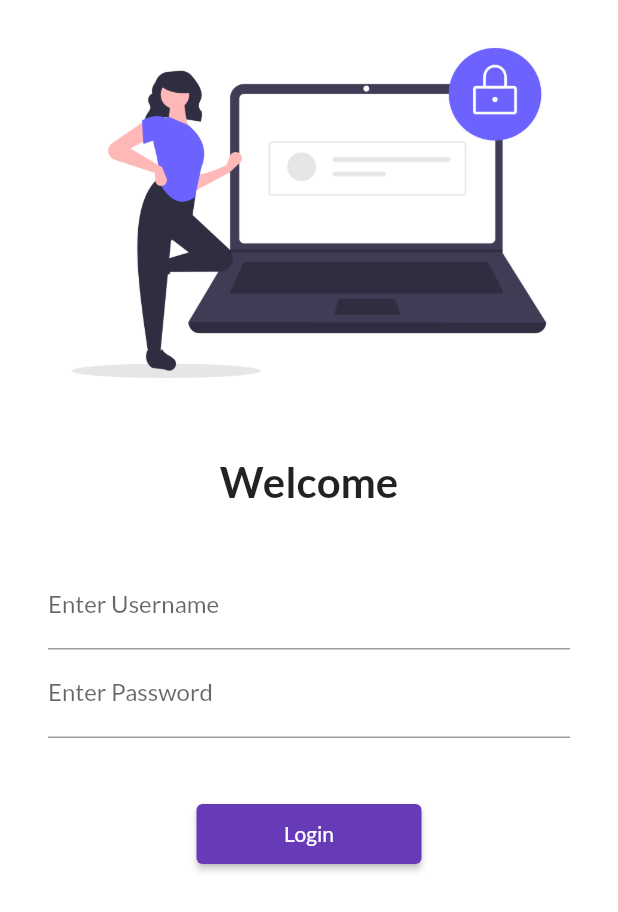
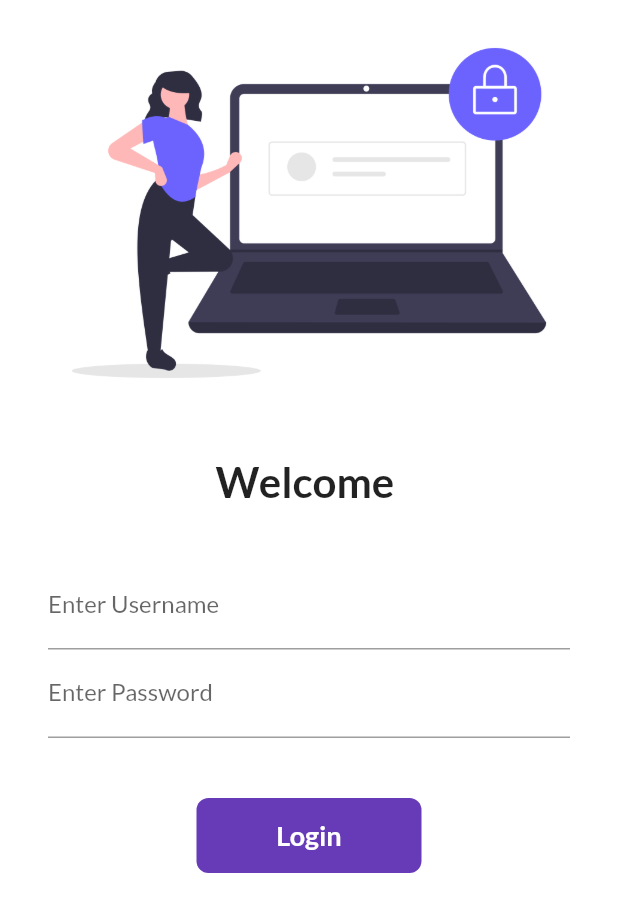
Before and after one commit to AnshumanShah69/30DaysOfFlutter, a Flutter app: the screen it shows after launch, on a phone screen of 412 x 824 dp. Shown: the top 912 px of the screen. Run offline on Flutter 3.47's test engine with Material 2 defaults, Android fonts, the phone set to English and light mode, and no system bars; our stand-ins replace google_fonts.

Commit message:
day 6 completed

```diff
--- a/lib/pages/login_page.dart
+++ b/lib/pages/login_page.dart
@@ -1,8 +1,16 @@
 import 'package:flutter/material.dart';
 import 'package:flutter_catalog/utils/routes.dart';
 
-class LoginPage extends StatelessWidget {
+class LoginPage extends StatefulWidget {
   const LoginPage({super.key});
+
+  @override
+  State<LoginPage> createState() => _LoginPageState();
+}
+
+class _LoginPageState extends State<LoginPage> {
+  String name = "";
+  bool changeButton = false;
 
   @override
   Widget build(BuildContext context) {
@@ -19,7 +27,7 @@ class LoginPage extends StatelessWidget {
                 height: 20.0,
               ),
               Text(
-                "Welcome",
+                "Welcome $name",
                 style: TextStyle(
                   fontSize: 28,
                   fontWeight: FontWeight.bold,
@@ -38,6 +46,11 @@ class LoginPage extends StatelessWidget {
                         hintText: "Enter Username",
                         labelText: "Enter Username",
                       ),
+                      onChanged: (value) {
+                        name = value;
+                        setState(
+                            () {}); //but still we need to build the widgets again
+                      },
                     ),
                     TextFormField(
                       obscureText: true,
@@ -49,13 +62,52 @@ class LoginPage extends StatelessWidget {
                     SizedBox(
                       height: 40.0,
                     ),
-                    ElevatedButton(
-                      onPressed: () {
+
+                    InkWell(
+                      onTap: () async {
+                        setState(() {
+                          changeButton = true;
+                        });
+                        await Future.delayed(Duration(seconds: 1));
+
+                        ///here we wait for 1 second by promising a future adn then execute rest of the code
                         Navigator.pushNamed(context, MyRoutes.homeRoute);
                       },
-                      child: Text("Login"),
-                      style: TextButton.styleFrom(minimumSize: Size(150, 40)),
+                      child: AnimatedContainer(
+                        duration: Duration(seconds: 1),
+                        height: 50,
+                        width: changeButton ? 50 : 150,
+                        alignment: Alignment.center,
+                        child: changeButton
+                            ? Icon(
+                                Icons.done,
+                                color: Colors.white,
+                              )
+                            : Text(
+                                "Login",
+                                style: TextStyle(
+                                  color: Colors.white,
+                                  fontWeight: FontWeight.bold,
+                                  fontSize: 18,
+                                ),
+                              ),
+                        decoration: BoxDecoration(
+                          color: Colors.deepPurple,
+                          // shape: changeButton
+                          //     ? BoxShape.circle
+                          //     : BoxShape.rectangle,
+                          borderRadius:
+                              BorderRadius.circular(changeButton ? 50 : 8),
+                        ),
+                      ),
                     ),
+                    // ElevatedButton(
+                    //   onPressed: () {
+                    //     Navigator.pushNamed(context, MyRoutes.homeRoute);
+                    //   },
+                    //   child: Text("Login"),
+                    //   style: TextButton.styleFrom(minimumSize: Size(150, 40)),
+                    // ),
                   ],
                 ),
               ),
```
